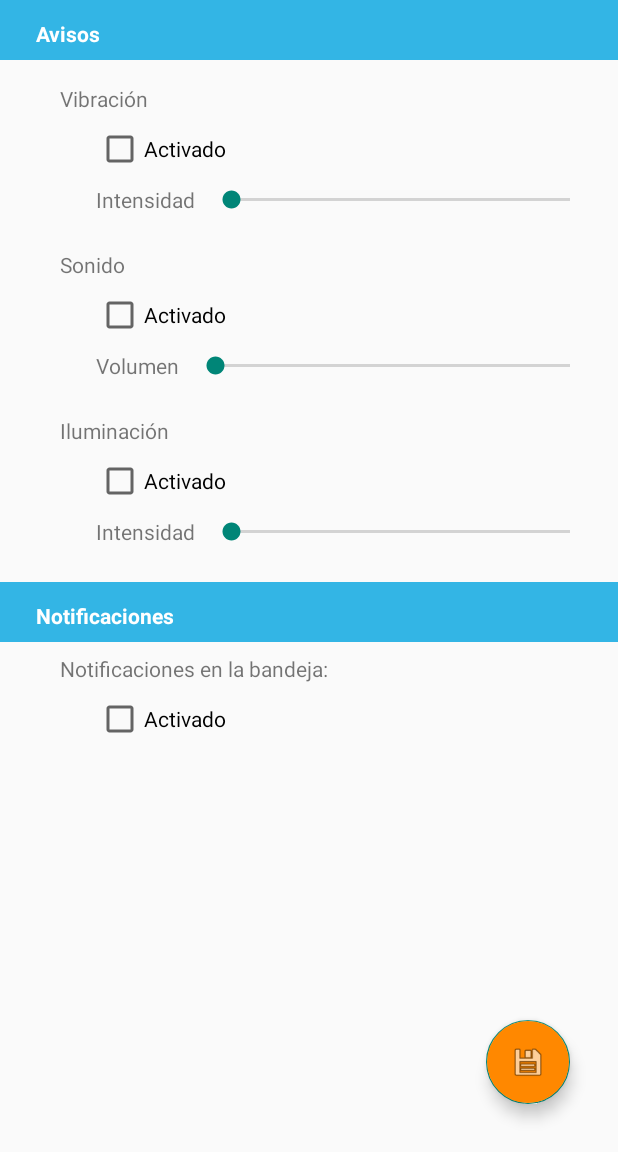
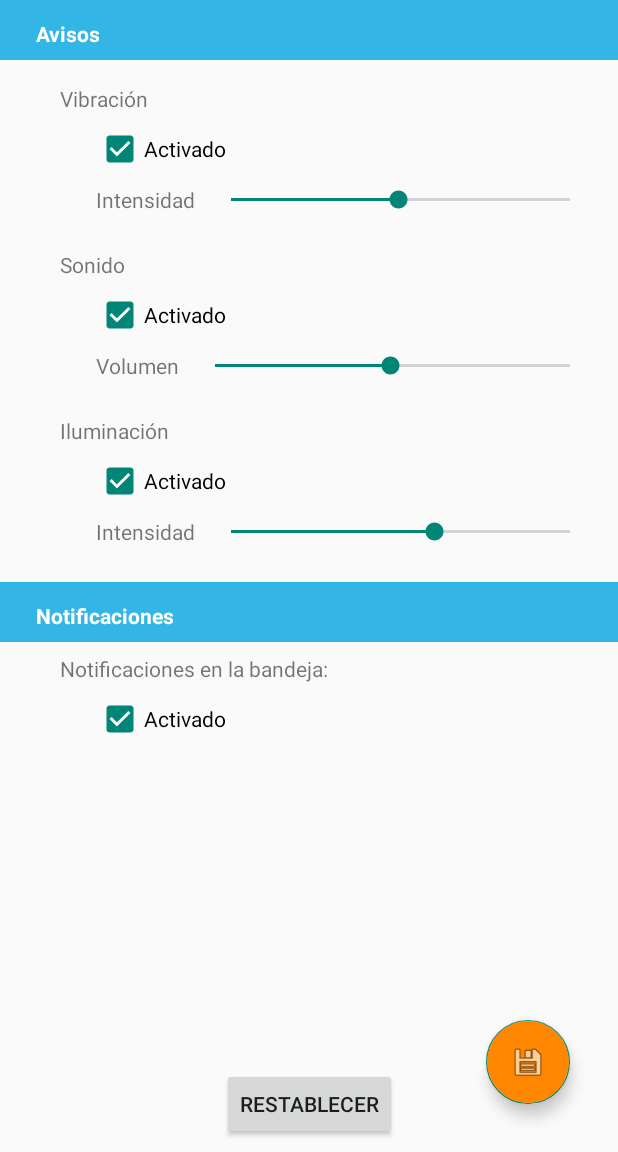
Before and after one commit to JorgeBlasco/EPHandle, an Android app: the screen it shows after launch once a user with an empty profile is signed in (PreferencesActivity), in the options menu, after a tap on "Configuración", on a phone screen of 412 x 824 dp, the part 84-1236 px from its top. Run offline under Robolectric (Android 15) with nearby library versions, the phone set to English and light mode, and no system bars; our stand-ins replace Firebase (no records; nobody signed in at launch, a user with empty details on screens opened directly); 1 statement that could not run was skipped.

Commit message:
subida nocturna

```diff
--- a/app/src/main/java/com/jorgeblascoespinosa/ep_handle/PreferencesActivity.java
+++ b/app/src/main/java/com/jorgeblascoespinosa/ep_handle/PreferencesActivity.java
@@ -2,24 +2,121 @@ package com.jorgeblascoespinosa.ep_handle;
 
 import android.content.Context;
 import android.content.SharedPreferences;
+import android.support.design.widget.FloatingActionButton;
 import android.support.v7.app.AppCompatActivity;
 import android.os.Bundle;
 import android.support.v7.widget.Toolbar;
+import android.view.View;
+import android.widget.Button;
+import android.widget.CheckBox;
+import android.widget.CompoundButton;
+import android.widget.SeekBar;
 
 public class PreferencesActivity extends AppCompatActivity {
 
+
     Toolbar toolbar;
     SharedPreferences prefs;
-
+    SeekBar sbVibracion, sbVolumen, sbBrillo;
+    CheckBox cbVibracion, cbSonido, cbIluminacion, cbNotificaciones;
+    FloatingActionButton bnGuardar;
+    Button bn_reset;
 
     @Override
     protected void onCreate(Bundle savedInstanceState) {
         super.onCreate(savedInstanceState);
         setContentView(R.layout.activity_preferences);
-        prefs = getSharedPreferences(Constantes.EP_HANDLE_PREFS, Context.MODE_PRIVATE);
-        toolbar = findViewById(R.id.toolbar_config);
+        asignar();
         setSupportActionBar(toolbar);
         getSupportActionBar().setDisplayHomeAsUpEnabled(true);
         getSupportActionBar().setDisplayShowHomeEnabled(true);
+        cargaDatos();
+        cargaListeners();
+    }
+
+    private void asignar() {
+        prefs = getSharedPreferences(Constantes.EP_HANDLE_PREFS, Context.MODE_PRIVATE);
+        toolbar = findViewById(R.id.toolbar_config);
+        bnGuardar = findViewById(R.id.bn_pref_save);
+        sbVibracion = findViewById(R.id.sb_pref_intensity);
+        sbVolumen = findViewById(R.id.sb_pref_vol);
+        sbBrillo = findViewById(R.id.sb_pref_brillo);
+        cbIluminacion = findViewById(R.id.cb_pref_ilum);
+        cbSonido = findViewById(R.id.cb_pref_sound);
+        cbVibracion = findViewById(R.id.cb_pref_vib);
+        cbNotificaciones = findViewById(R.id.cb_pref_notifications);
+        bn_reset = findViewById(R.id.bn_reset);
+    }
+
+    private void cargaDatos() {
+        if (prefs.getBoolean(Constantes.LOAD_DEFAULT_SETTINGS,true)){
+            cargaPreferenciasPorDefecto();
+        }
+        sbVibracion.setProgress(prefs.getInt(Constantes.PREF_VIBR_INTENSITY,49));
+        sbVolumen.setProgress(prefs.getInt(Constantes.PREF_SOUND_VOLUME,49));
+        sbBrillo.setProgress(prefs.getInt(Constantes.PREF_LIGHT_BRIGHTNESS,3));
+        cbVibracion.setChecked(prefs.getBoolean(Constantes.PREF_ENABLE_VIBRATION,true));
+        cbSonido.setChecked(prefs.getBoolean(Constantes.PREF_ENABLE_SOUND,true));
+        cbIluminacion.setChecked(prefs.getBoolean(Constantes.PREF_ENABLE_LIGHT,true));
+        cbNotificaciones.setChecked(prefs.getBoolean(Constantes.PREF_ENABLE_NOTIFICATIONS,true));
+    }
+
+    private void cargaPreferenciasPorDefecto() {
+        SharedPreferences.Editor editor = prefs.edit();
+        editor.putBoolean(Constantes.PREF_ENABLE_VIBRATION,true);
+        editor.putBoolean(Constantes.PREF_ENABLE_SOUND,true);
+        editor.putBoolean(Constantes.PREF_ENABLE_LIGHT,true);
+        editor.putBoolean(Constantes.PREF_ENABLE_NOTIFICATIONS,true);
+        editor.putInt(Constantes.PREF_VIBR_INTENSITY,49);
+        editor.putInt(Constantes.PREF_SOUND_VOLUME,49);
+        editor.putInt(Constantes.PREF_LIGHT_BRIGHTNESS,3);
+        editor.putBoolean(Constantes.LOAD_DEFAULT_SETTINGS,false);
+        editor.apply();
+    }
+
+    private void guardarDatos(){
+        SharedPreferences.Editor editor = prefs.edit();
+        editor.putBoolean(Constantes.PREF_ENABLE_VIBRATION,cbVibracion.isChecked());
+        editor.putBoolean(Constantes.PREF_ENABLE_SOUND,cbSonido.isChecked());
+        editor.putBoolean(Constantes.PREF_ENABLE_LIGHT,cbIluminacion.isChecked());
+        editor.putBoolean(Constantes.PREF_ENABLE_NOTIFICATIONS,cbNotificaciones.isChecked());
+        editor.putInt(Constantes.PREF_VIBR_INTENSITY,sbVibracion.getProgress());
+        editor.putInt(Constantes.PREF_SOUND_VOLUME,sbVolumen.getProgress());
+        editor.putInt(Constantes.PREF_LIGHT_BRIGHTNESS,sbBrillo.getProgress());
+        editor.apply();
+    }
+
+    private void cargaListeners() {
+        cbVibracion.setOnCheckedChangeListener(new CompoundButton.OnCheckedChangeListener() {
+            @Override
+            public void onCheckedChanged(CompoundButton buttonView, boolean isChecked) {
+                sbVibracion.setEnabled(isChecked);
+            }
+        });
+        cbSonido.setOnCheckedChangeListener(new CompoundButton.OnCheckedChangeListener() {
+            @Override
+            public void onCheckedChanged(CompoundButton buttonView, boolean isChecked) {
+                sbVolumen.setEnabled(isChecked);
+            }
+        });
+        cbIluminacion.setOnCheckedChangeListener(new CompoundButton.OnCheckedChangeListener() {
+            @Override
+            public void onCheckedChanged(CompoundButton buttonView, boolean isChecked) {
+                sbBrillo.setEnabled(isChecked);
+            }
+        });
+        bnGuardar.setOnClickListener(new View.OnClickListener() {
+            @Override
+            public void onClick(View v) {
+                guardarDatos();
+            }
+        });
+        bn_reset.setOnClickListener(new View.OnClickListener() {
+            @Override
+            public void onClick(View v) {
+                cargaPreferenciasPorDefecto();
+                cargaDatos();
+            }
+        });
     }
 }
--- a/app/src/main/res/layout/activity_preferences.xml
+++ b/app/src/main/res/layout/activity_preferences.xml
@@ -74,6 +74,8 @@
         android:layout_height="0dp"
         android:layout_marginStart="8dp"
         android:layout_marginEnd="16dp"
+        android:max="99"
+        android:progress="49"
         app:layout_constraintBottom_toBottomOf="@+id/tv_pref_intensity"
         app:layout_constraintEnd_toEndOf="parent"
         app:layout_constraintStart_toEndOf="@+id/tv_pref_intensity"
@@ -113,6 +115,8 @@
         android:layout_height="0dp"
         android:layout_marginStart="8dp"
         android:layout_marginEnd="16dp"
+        android:max="99"
+        android:progress="49"
         app:layout_constraintBottom_toBottomOf="@+id/tv_pref_vol"
         app:layout_constraintEnd_toEndOf="parent"
         app:layout_constraintStart_toEndOf="@+id/tv_pref_vol"
@@ -147,11 +151,13 @@
         app:layout_constraintTop_toBottomOf="@+id/cb_pref_ilum" />
 
     <SeekBar
-        android:id="@+id/sb_pref_intensidad"
+        android:id="@+id/sb_pref_brillo"
         android:layout_width="0dp"
         android:layout_height="0dp"
         android:layout_marginStart="8dp"
         android:layout_marginEnd="16dp"
+        android:max="5"
+        android:progress="3"
         app:layout_constraintBottom_toBottomOf="@+id/tv_pref_intensidad"
         app:layout_constraintEnd_toEndOf="parent"
         app:layout_constraintStart_toEndOf="@+id/tv_pref_intensidad"
@@ -213,4 +219,16 @@
         app:layout_constraintEnd_toEndOf="parent"
         app:srcCompat="@android:drawable/ic_menu_save" />
 
+    <Button
+        android:id="@+id/bn_reset"
+        android:layout_width="wrap_content"
+        android:layout_height="wrap_content"
+        android:layout_marginStart="8dp"
+        android:layout_marginEnd="8dp"
+        android:layout_marginBottom="8dp"
+        android:text="@string/bn_reset"
+        app:layout_constraintBottom_toBottomOf="parent"
+        app:layout_constraintEnd_toEndOf="parent"
+        app:layout_constraintStart_toStartOf="parent" />
+
 </android.support.constraint.ConstraintLayout>
--- a/app/src/main/res/values/strings.xml
+++ b/app/src/main/res/values/strings.xml
@@ -59,4 +59,5 @@
     <string name="bn_about_return">Volver</string>
     <string name="tv_about_device">Dispositivo asociado:</string>
     <string name="logo_content_description">Logo de EP-Handle</string>
+    <string name="bn_reset">Restablecer</string>
 </resources>
```
Also changed, not shown: app/src/main/java/com/jorgeblascoespinosa/ep_handle/Constantes.java (+8 -0 lines).
